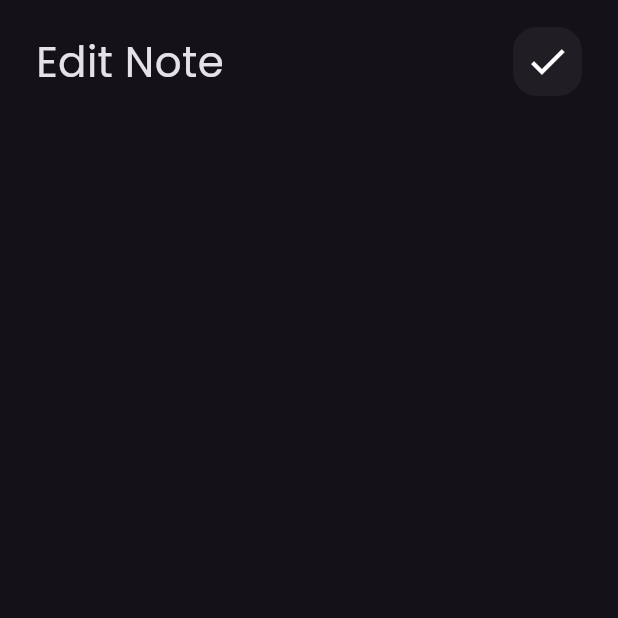
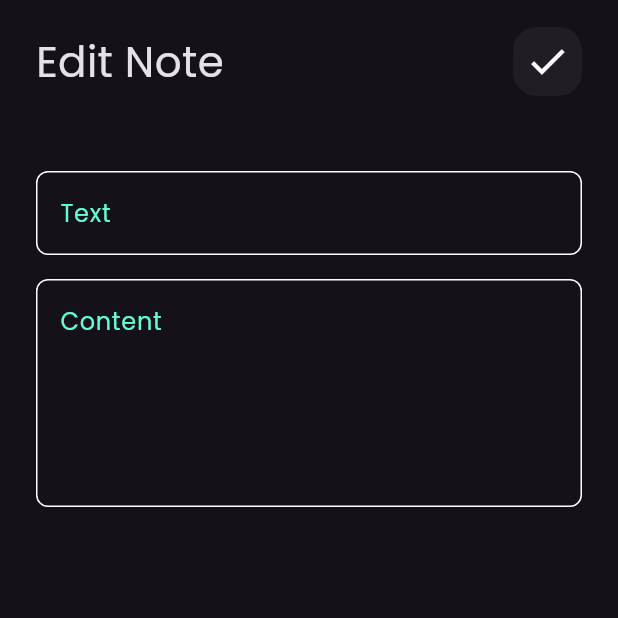
Before and after one commit to ShimaaElnaggar/notes_app, a Flutter app: the EditNoteView screen opened directly, on a phone screen of 412 x 824 dp, the top half of it. Run offline on Flutter 3.47's test engine with Material 3 defaults, Android fonts, the phone set to English and light mode, and no system bars; our stand-ins replace font_awesome_flutter.

Commit message:
finish edit note view(ui done)

```diff
--- a/lib/widgets/edit_note_body.dart
+++ b/lib/widgets/edit_note_body.dart
@@ -1,6 +1,7 @@
 
 import 'package:flutter/material.dart';
 import 'package:notes_app/widgets/custom_app_bar.dart';
+import 'package:notes_app/widgets/custom_text_field.dart';
 
 class EditNoteBody extends StatelessWidget {
   const EditNoteBody({super.key});
@@ -13,6 +14,10 @@ class EditNoteBody extends StatelessWidget {
         children: [
           SizedBox(height: 18,),
           CustomAppBar(title: 'Edit Note', icon: Icons.check,),
+          SizedBox(height: 50,),
+          CustomTextField(hint: "Text"),
+          SizedBox(height: 16,),
+          CustomTextField(hint: "Content",maxlines: 5,),
         ],
       ),
     );
```
